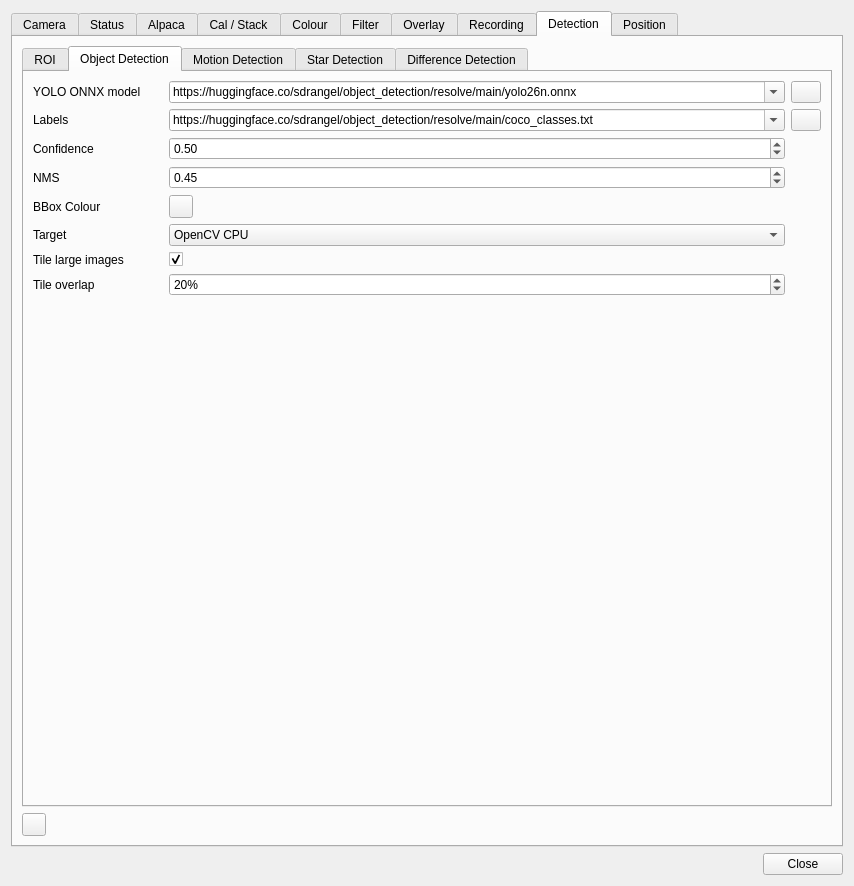
This is plugins/feature/camera/camerasettingsdialog.ui in srcejon/sdrangel as Qt 5 draws it before an edit. The edited form follows.
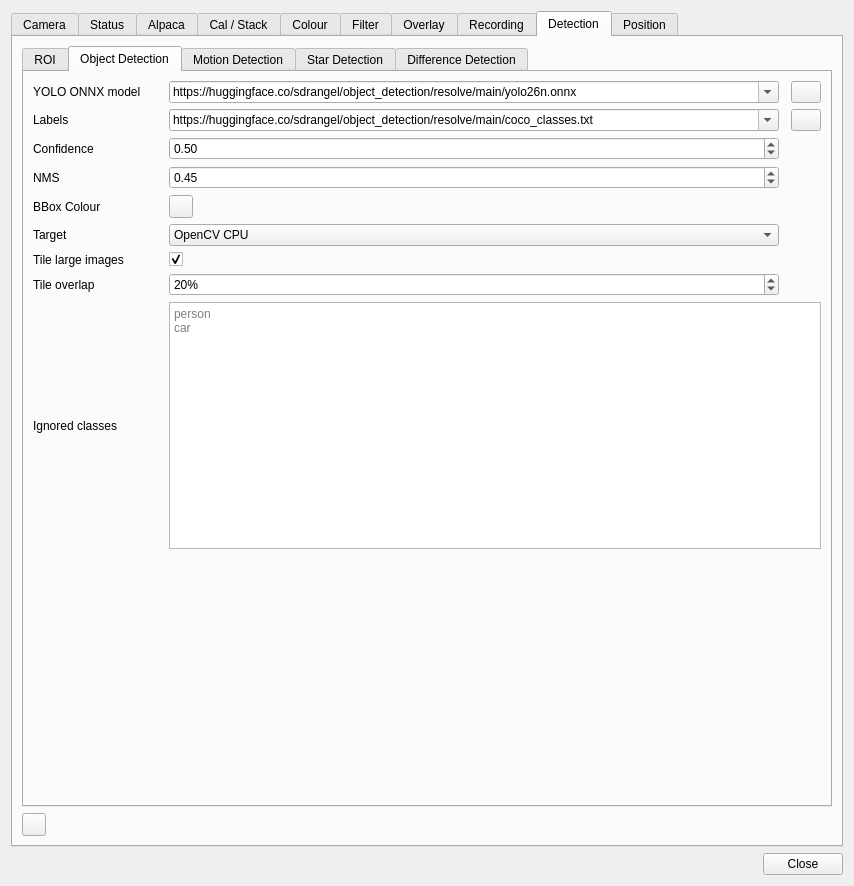
This is the edited form. The open tabs and pages were chosen to show the change. Icons and pictures are not drawn. Custom widgets are drawn as their Qt base class.

Commit message: Improve camera audio handling and YOLO filtering

Diff of the .ui file:
```diff
--- a/plugins/feature/camera/camerasettingsdialog.ui
+++ b/plugins/feature/camera/camerasettingsdialog.ui
@@ -5027,6 +5027,24 @@
             </widget>
            </item>
            <item row="8" column="0">
+            <widget class="QLabel" name="yoloIgnoredClassNamesLabel">
+             <property name="text">
+              <string>Ignored classes</string>
+             </property>
+            </widget>
+           </item>
+           <item row="8" column="1" colspan="3">
+            <widget class="QPlainTextEdit" name="yoloIgnoredClassNamesEdit">
+             <property name="toolTip">
+              <string>Object class names to ignore, one per line. Matching detections will not be drawn or recorded in object history.</string>
+             </property>
+             <property name="placeholderText">
+              <string>person
+car</string>
+             </property>
+            </widget>
+           </item>
+           <item row="9" column="0">
             <spacer name="verticalSpacer_3">
              <property name="orientation">
               <enum>Qt::Orientation::Vertical</enum>
```
The commit also changes 14 other files.
